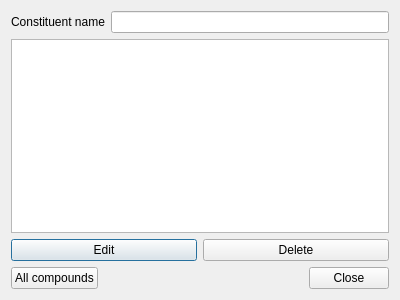
Qt form src/ui/databaseeditordialog.ui (echmet/PeakMasterNG) before a commit.
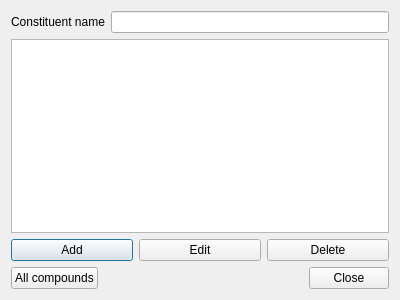
The same form after that commit. Custom widgets are drawn as their Qt base class.

```diff
--- a/src/ui/databaseeditordialog.ui
+++ b/src/ui/databaseeditordialog.ui
@@ -33,6 +33,13 @@
    </item>
    <item>
     <layout class="QHBoxLayout" name="horizontalLayout_3">
+     <item>
+      <widget class="QPushButton" name="qpb_add">
+       <property name="text">
+        <string>Add</string>
+       </property>
+      </widget>
+     </item>
      <item>
       <widget class="QPushButton" name="qpb_edit">
        <property name="text">
```
